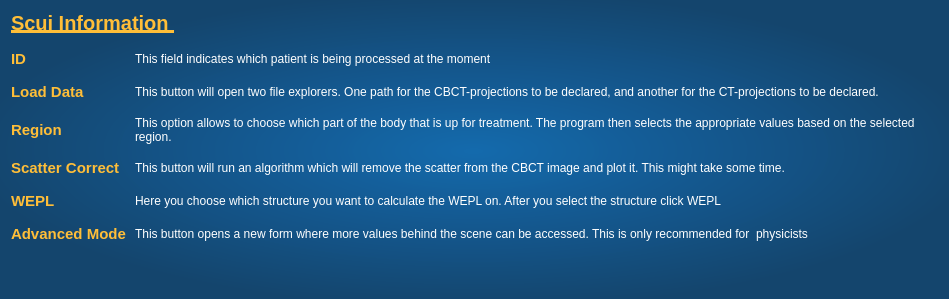
ChristianThingKnudsen/BachelorProject, file BachelorProjekt/informationwindow.ui: the form before one commit.
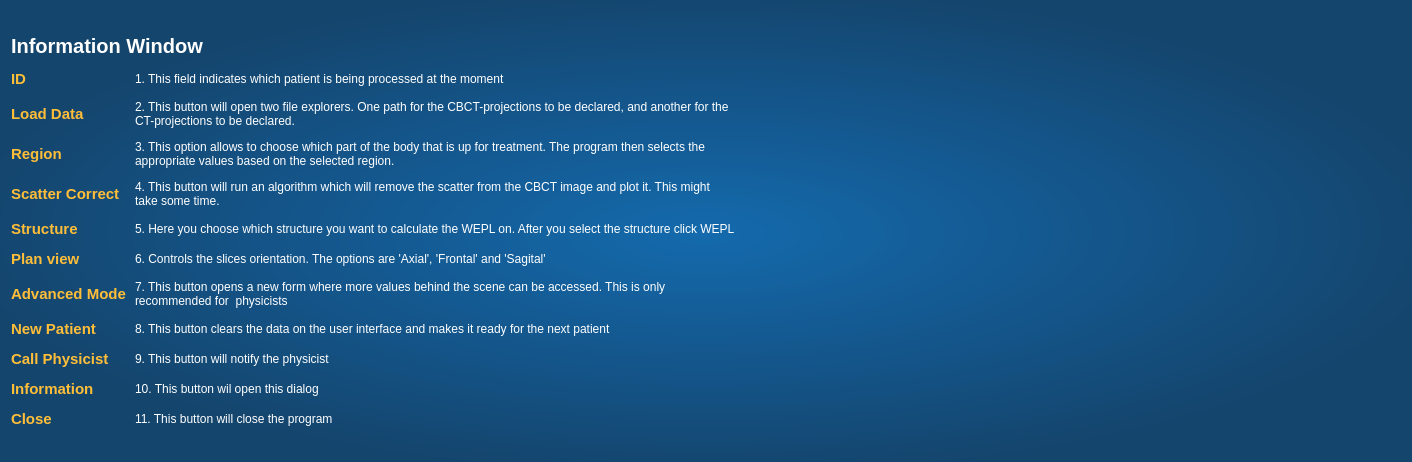
The form after the commit.

Commit message: Information userinterface updated

What changed in the file:
```diff
--- a/BachelorProjekt/informationwindow.ui
+++ b/BachelorProjekt/informationwindow.ui
@@ -6,8 +6,8 @@
    <rect>
     <x>0</x>
     <y>0</y>
-    <width>949</width>
-    <height>299</height>
+    <width>1202</width>
+    <height>462</height>
    </rect>
   </property>
   <property name="windowTitle">
@@ -25,7 +25,7 @@
       <number>9</number>
      </property>
      <property name="verticalSpacing">
-      <number>15</number>
+      <number>12</number>
      </property>
      <item row="1" column="0" colspan="2">
       <widget class="QLabel" name="label_13">
@@ -43,19 +43,17 @@
        </property>
        <property name="styleSheet">
         <string notr="true">QLabel{
-	text-decoration: underline;
 	font-size: 20px;
-	color: rgba(255,190,56,100%); 
 	font-weight: bold;
-	alignment: center;
-}
-</string>
+	color:#ffffff;
+	background-color: rgba(0,0,0,0%);
+}</string>
        </property>
        <property name="frameShape">
         <enum>QFrame::NoFrame</enum>
        </property>
        <property name="text">
-        <string>Scui Information </string>
+        <string>Information Window</string>
        </property>
        <property name="textFormat">
         <enum>Qt::PlainText</enum>
@@ -101,7 +99,7 @@
 }</string>
        </property>
        <property name="text">
-        <string>This field indicates which patient is being processed at the moment</string>
+        <string>1. This field indicates which patient is being processed at the moment</string>
        </property>
        <property name="wordWrap">
         <bool>true</bool>
@@ -137,7 +135,7 @@
 }</string>
        </property>
        <property name="text">
-        <string>This button will open two file explorers. One path for the CBCT-projections to be declared, and another for the CT-projections to be declared.</string>
+        <string>2. This button will open two file explorers. One path for the CBCT-projections to be declared, and another for the CT-projections to be declared.</string>
        </property>
        <property name="wordWrap">
         <bool>true</bool>
@@ -173,7 +171,7 @@
 }</string>
        </property>
        <property name="text">
-        <string>This option allows to choose which part of the body that is up for treatment. The program then selects the appropriate values based on the selected region. </string>
+        <string>3. This option allows to choose which part of the body that is up for treatment. The program then selects the appropriate values based on the selected region. </string>
        </property>
        <property name="wordWrap">
         <bool>true</bool>
@@ -215,7 +213,7 @@
 }</string>
        </property>
        <property name="text">
-        <string>This button will run an algorithm which will remove the scatter from the CBCT image and plot it. This might take some time. </string>
+        <string>4. This button will run an algorithm which will remove the scatter from the CBCT image and plot it. This might take some time. </string>
        </property>
        <property name="wordWrap">
         <bool>true</bool>
@@ -233,7 +231,7 @@
 </string>
        </property>
        <property name="text">
-        <string>WEPL</string>
+        <string>Structure</string>
        </property>
       </widget>
      </item>
@@ -245,11 +243,38 @@
 }</string>
        </property>
        <property name="text">
-        <string>Here you choose which structure you want to calculate the WEPL on. After you select the structure click WEPL</string>
+        <string>5. Here you choose which structure you want to calculate the WEPL on. After you select the structure click WEPL</string>
        </property>
       </widget>
      </item>
      <item row="7" column="0">
+      <widget class="QLabel" name="label">
+       <property name="styleSheet">
+        <string notr="true">QLabel{
+	font-size: 15px;
+	color: rgba(255,190,56,100%); 
+	font-weight: bold;
+}
+</string>
+       </property>
+       <property name="text">
+        <string>Plan view</string>
+       </property>
+      </widget>
+     </item>
+     <item row="7" column="1">
+      <widget class="QLabel" name="label_10">
+       <property name="styleSheet">
+        <string notr="true">QLabel{
+	color: #ffffff;
+}</string>
+       </property>
+       <property name="text">
+        <string>6. Controls the slices orientation. The options are 'Axial', 'Frontal' and 'Sagital'</string>
+       </property>
+      </widget>
+     </item>
+     <item row="8" column="0">
       <widget class="QLabel" name="label_9">
        <property name="styleSheet">
         <string notr="true">QLabel{
@@ -264,7 +289,7 @@
        </property>
       </widget>
      </item>
-     <item row="7" column="1">
+     <item row="8" column="1">
       <widget class="QLabel" name="labelShowOrgansInfo">
        <property name="maximumSize">
         <size>
@@ -278,15 +303,142 @@
 }</string>
        </property>
        <property name="text">
-        <string>This button opens a new form where more values behind the scene can be accessed. This is only recommended for  physicists </string>
+        <string>7. This button opens a new form where more values behind the scene can be accessed. This is only recommended for  physicists </string>
        </property>
        <property name="wordWrap">
         <bool>true</bool>
        </property>
       </widget>
      </item>
+     <item row="9" column="0">
+      <widget class="QLabel" name="label_11">
+       <property name="styleSheet">
+        <string notr="true">QLabel{
+	font-size: 15px;
+	color: rgba(255,190,56,100%); 
+	font-weight: bold;
+}
+</string>
+       </property>
+       <property name="text">
+        <string>New Patient</string>
+       </property>
+      </widget>
+     </item>
+     <item row="9" column="1">
+      <widget class="QLabel" name="label_12">
+       <property name="styleSheet">
+        <string notr="true">QLabel{
+	color: #ffffff;
+}</string>
+       </property>
+       <property name="text">
+        <string>8. This button clears the data on the user interface and makes it ready for the next patient</string>
+       </property>
+      </widget>
+     </item>
+     <item row="10" column="0">
+      <widget class="QLabel" name="label_14">
+       <property name="styleSheet">
+        <string notr="true">QLabel{
+	font-size: 15px;
+	color: rgba(255,190,56,100%); 
+	font-weight: bold;
+}
+</string>
+       </property>
+       <property name="text">
+        <string>Call Physicist</string>
+       </property>
+      </widget>
+     </item>
+     <item row="10" column="1">
+      <widget class="QLabel" name="label_15">
+       <property name="styleSheet">
+        <string notr="true">QLabel{
+	color: #ffffff;
+}</string>
+       </property>
+       <property name="text">
+        <string>9. This button will notify the physicist </string>
+       </property>
+      </widget>
+     </item>
+     <item row="11" column="0">
+      <widget class="QLabel" name="label_16">
+       <property name="styleSheet">
+        <string notr="true">QLabel{
+	font-size: 15px;
+	color: rgba(255,190,56,100%); 
+	font-weight: bold;
+}
+</string>
+       </property>
+       <property name="text">
+        <string>Information</string>
+       </property>
+      </widget>
+     </item>
+     <item row="11" column="1">
+      <widget class="QLabel" name="label_17">
+       <property name="styleSheet">
+        <string notr="true">QLabel{
+	color: #ffffff;
+}</string>
+       </property>
+       <property name="text">
+        <string>10. This button wil open this dialog</string>
+       </property>
+      </widget>
+     </item>
+     <item row="12" column="0">
+      <widget class="QLabel" name="label_18">
+       <property name="styleSheet">
+        <string notr="true">QLabel{
+	font-size: 15px;
+	color: rgba(255,190,56,100%); 
+	font-weight: bold;
+}
+</string>
+       </property>
+       <property name="text">
+        <string>Close</string>
+       </property>
+      </widget>
+     </item>
+     <item row="12" column="1">
+      <widget class="QLabel" name="label_19">
+       <property name="styleSheet">
+        <string notr="true">QLabel{
+	color: #ffffff;
+}</string>
+       </property>
+       <property name="text">
+        <string>11. This button will close the program</string>
+       </property>
+      </widget>
+     </item>
     </layout>
    </item>
+   <item row="0" column="1">
+    <widget class="QLabel" name="labelImage">
+     <property name="minimumSize">
+      <size>
+       <width>660</width>
+       <height>360</height>
+      </size>
+     </property>
+     <property name="maximumSize">
+      <size>
+       <width>660</width>
+       <height>360</height>
+      </size>
+     </property>
+     <property name="text">
+      <string/>
+     </property>
+    </widget>
+   </item>
   </layout>
  </widget>
  <resources/>
```
Left out of the diff: 2 changed lines with no effect on the pictures. The commit also changes 3 other files.
